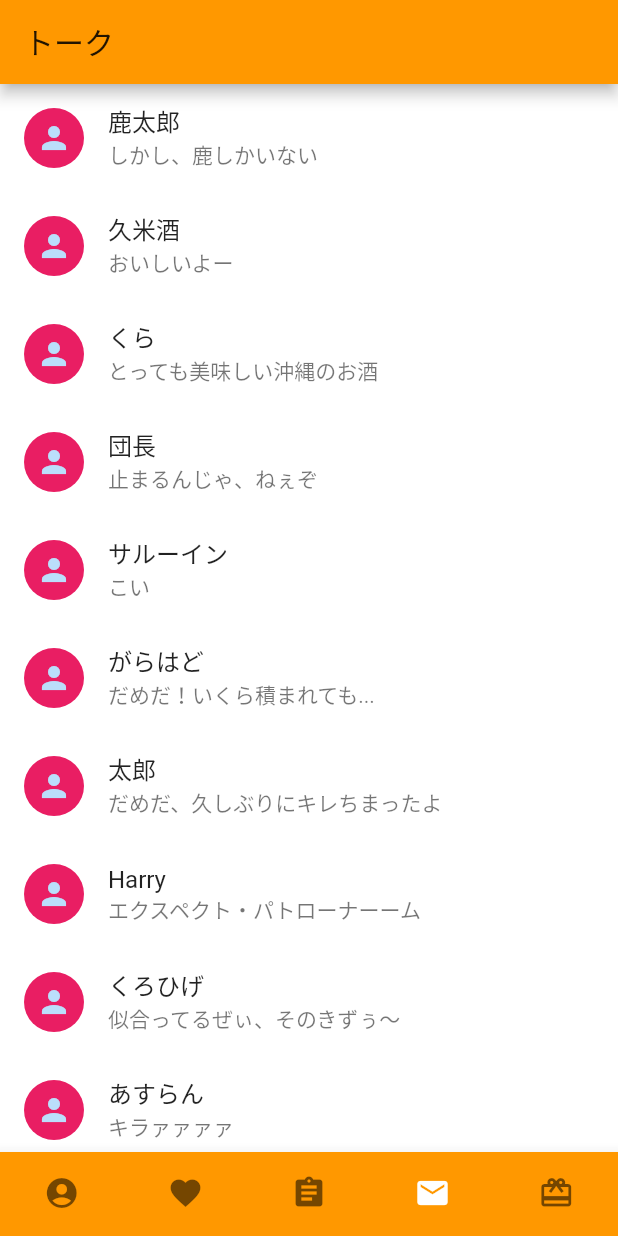
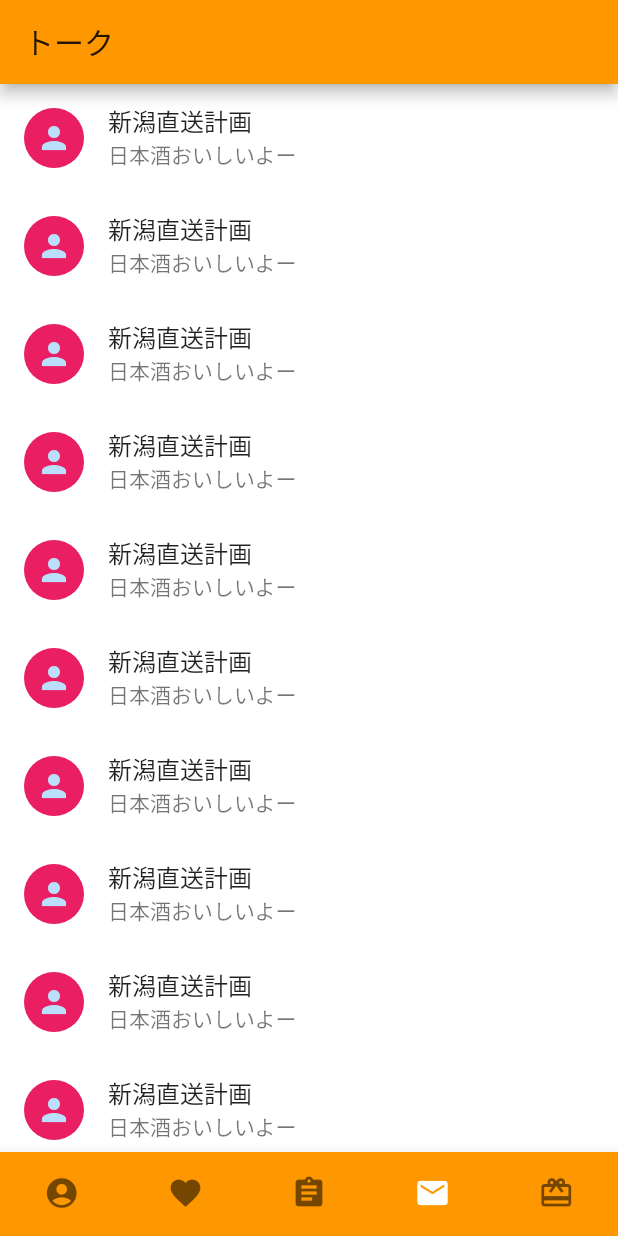
Before and after one commit to yokokida/demo, a Flutter app: the screen it shows after launch, item 4 of the bottom bar chosen, on a phone screen of 412 x 824 dp. Run offline on Flutter 3.47's test engine with Material 2 defaults, Android fonts, the phone set to English and light mode, and no system bars; drawn by our look-alikes of flutter_slidable; network calls fail.

Commit message:
パーツ遷移

```diff
--- a/lib/pages/page_chat.dart
+++ b/lib/pages/page_chat.dart
@@ -9,42 +9,14 @@ class Talk extends StatelessWidget {
         title: Text("トーク"),
       ),
       // ===== 編集 =====================
-      body: ListView(
-        // padding: const EdgeInsets.all(8),
-          children: <Widget>[
-            Tile(
-              icon: Icons.person,
-              username: "鹿太郎",
-              message: "しかし、鹿しかいない",
-            ),
-            Tile(
-              icon: Icons.person,
-              username: "久米酒",
-              message: "おいしいよー",
-            ),
-            Tile(icon: Icons.person, username: "くら", message: "とっても美味しい沖縄のお酒"),
-            Tile(icon: Icons.person, username: "団長", message: "止まるんじゃ、ねぇぞ"),
-            Tile(icon: Icons.person, username: "サルーイン", message: "こい"),
-            Tile(
-                icon: Icons.person,
-                username: "がらはど",
-                message: "だめだ！いくら積まれても..."),
-            Tile(
-                icon: Icons.person,
-                username: "太郎",
-                message: "だめだ、久しぶりにキレちまったよ"),
-            Tile(
-                icon: Icons.person,
-                username: "Harry",
-                message: "エクスペクト・パトローナーーム"),
-            Tile(
-                icon: Icons.person,
-                username: "くろひげ",
-                message: "似合ってるぜぃ、そのきずぅ〜"),
-            Tile(icon: Icons.person, username: "あすらん", message: "キラァァァァ"),
-            Tile(icon: Icons.person, username: "知人B", message: "1.14 release !"),
-          ]),
-      // ================================
-    );
+      body: ListView.builder(
+        itemBuilder: (BuildContext context, int index) {
+          return Tile(
+            icon: Icons.person,
+            username: "新潟直送計画",
+            message: "日本酒おいしいよー",
+          );
+        },
+    ));
   }
 }
--- a/lib/pages/page_requirement.dart
+++ b/lib/pages/page_requirement.dart
@@ -1,3 +1,4 @@
+import 'package:demo/parts/card.dart';
 import 'package:flutter/material.dart';
 
 class Requirement extends StatelessWidget {
@@ -6,40 +7,17 @@ class Requirement extends StatelessWidget {
   Widget build(BuildContext context) {
     return Scaffold(
       appBar: AppBar(
-        title: Text("ホーム"), // <- (※2)
+        title: Text("求人一覧"),
       ),
-      body: Padding(
-        padding: const EdgeInsets.all(8.0),
-        child: Card(
-          elevation: 100.0,
-          clipBehavior: Clip.antiAlias,
-          child: Column(
-            children: [
-              Container(
-                child: Image.network('https://shop.ng-life.jp/wp-content/themes/chokuso/scripts/timthumb.php?w=984&q=90&zc=1&src=/wp-content/uploads/ichikawa/ichikawa_mainimege.jpg'),
-              ),
-              ListTile(
-                leading: Icon(Icons.arrow_drop_down_circle),
-                title: const Text('市川屋'),
-                subtitle: Text(
-                  'おもち（杵つきのし餅）',
-                  style: TextStyle(color: Colors.black.withOpacity(0.6)),
-                ),
-                trailing: Icon(Icons.favorite_border),
-              ),
-              Container(
-                height: 120.0,
-                child: Padding(
-                  padding: const EdgeInsets.all(16.0),
-                  child: Text(
-                    '江戸の時代から160年以上続くお餅屋さんが、厳選した県内産もち米を使って、一臼一臼丹念につきあげた、珠玉の杵つき餅！',
-                    style: TextStyle(color: Colors.black.withOpacity(0.6)),
-                  ),
-                ),
-              ),
-            ],
-          ),
-        ),
+      body: ListView.builder(
+        itemBuilder: (BuildContext context, int index) {
+          return Cards(
+            icon: Icons.person,
+            username: 'おもち（杵つきのし餅）',
+            subtitle: 'subtitle',
+            message: '江戸の時代から160年以上続くお餅屋さんが、厳選した県内産もち米を使って、一臼一臼丹念につきあげた、珠玉の杵つき餅！',
+          );
+        },
       ),
     );
   }
--- a/lib/parts/tile.dart
+++ b/lib/parts/tile.dart
@@ -3,6 +3,7 @@ import 'package:flutter/material.dart';
 import 'package:flutter_slidable/flutter_slidable.dart';
 
 
+// ignore: must_be_immutable
 class Tile extends StatelessWidget {
   IconData icon;
   String username;
@@ -23,11 +24,11 @@ class Tile extends StatelessWidget {
         color: Colors.white,
         child: ListTile(
           leading: CircleAvatar(
-            child: Icon(this.icon), // <- 追加：アイコンの設定
+            child: Icon(this.icon),
             backgroundColor: Colors.pink,
           ),
-          title: Text(this.username), // <- 追加：ユーザ名の設定
-          subtitle: Text(this.message), // <- 追加：メッセージの設定
+          title: Text(this.username),
+          subtitle: Text(this.message),
           onTap: () => {
             Navigator.push(
                 context,
```
Also changed, not shown: lib/parts/card.dart (added, +65 -0 lines), lib/screen/screen_chat.dart (+3 -6 lines), lib/screen/screen_requiremen.dart (added, +47 -0 lines).
